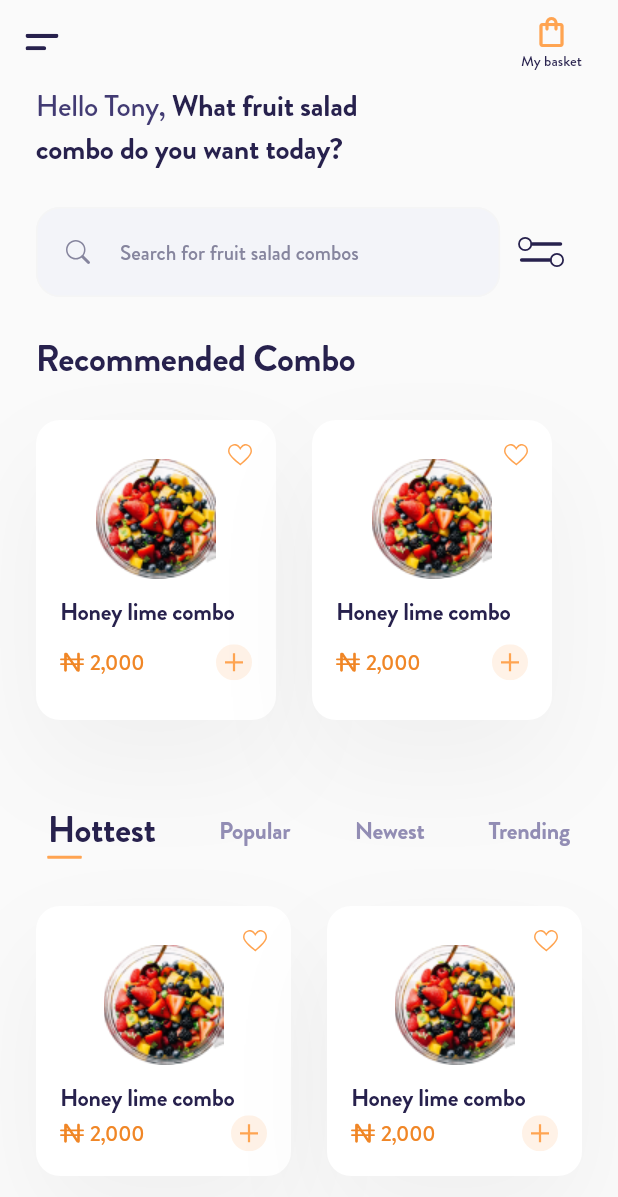
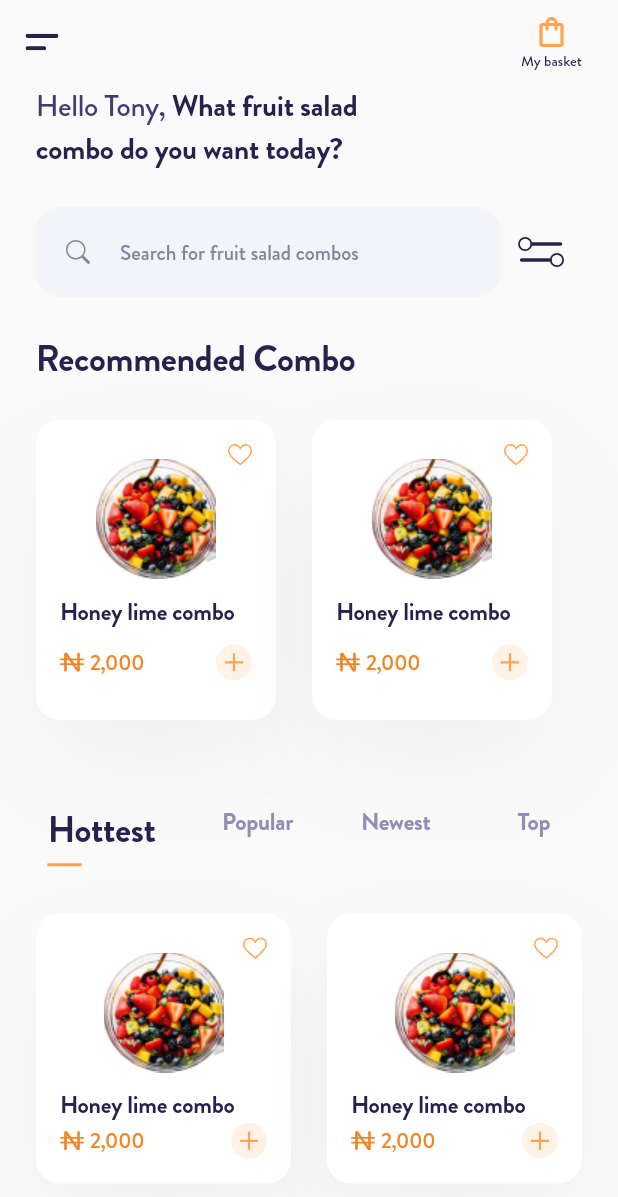
Before and after one commit to Sanjarbek17/e-commerce-mobile-app, a Flutter app: the HomeScreen screen opened by its route, after a tap on "Hottest", on a phone screen of 412 x 824 dp. Shown: the top 1197 px of the screen. Run offline on Flutter 3.47's test engine with Material 2 defaults, Android fonts, the phone set to English and light mode, and no system bars; our stand-ins replace flutter_svg.

Commit message:
animation added to topic

```diff
--- a/lib/main.dart
+++ b/lib/main.dart
@@ -1,5 +1,7 @@
+import 'package:e_commerce_mobile_app/providers/index_provider.dart';
 import 'package:e_commerce_mobile_app/route.dart';
 import 'package:flutter/material.dart';
+import 'package:provider/provider.dart';
 
 void main() {
   runApp(const App());
@@ -10,7 +12,9 @@ class App extends StatelessWidget {
 
   @override
   Widget build(BuildContext context) {
-    return MaterialApp(
+    return ChangeNotifierProvider(
+      create: (context) => IndexProvider(),
+      child: MaterialApp(
         debugShowCheckedModeBanner: false,
         title: 'Ecommerce App',
         theme: ThemeData(
@@ -32,6 +36,7 @@ class App extends StatelessWidget {
         ),
         initialRoute: RouteGenerator.splashScreen,
         onGenerateRoute: RouteGenerator.generateRoute,
+      ),
     );
   }
 }
--- /dev/null
+++ b/lib/providers/index_provider.dart
@@ -0,0 +1,11 @@
+import 'package:flutter/material.dart';
+
+class IndexProvider with ChangeNotifier{
+  int _index = 0;
+  int get index => _index;
+
+  void setIndex(int index){
+    _index = index;
+    notifyListeners();
+  }
+}
--- a/lib/widgets/topic_row.dart
+++ b/lib/widgets/topic_row.dart
@@ -1,55 +1,76 @@
+import 'package:e_commerce_mobile_app/providers/index_provider.dart';
+import 'package:flutter/material.dart';
+import 'package:provider/provider.dart';
 
-import 'package:flutter/material.dart';
-
-class TopicRow extends StatelessWidget {
+class TopicRow extends StatefulWidget {
   const TopicRow({
     super.key,
   });
 
   @override
+  State<TopicRow> createState() => _TopicRowState();
+}
+
+class _TopicRowState extends State<TopicRow> {
+  @override
   Widget build(BuildContext context) {
-    return const Row(
+    return Row(
       mainAxisAlignment: MainAxisAlignment.spaceBetween,
       children: <TopicButton>[
-        TopicButton(text: 'Hottest', isActive: true),
-        TopicButton(text: 'Popular', isActive: false),
-        TopicButton(text: 'Newest', isActive: false),
-        TopicButton(text: 'Trending', isActive: false),
+        TopicButton(text: 'Hottest', index: 0, onTap: () => Provider.of<IndexProvider>(context, listen: false).setIndex(0)),
+        TopicButton(text: 'Popular', index: 1, onTap: () => Provider.of<IndexProvider>(context, listen: false).setIndex(1)),
+        TopicButton(text: 'Newest', index: 2, onTap: () => Provider.of<IndexProvider>(context, listen: false).setIndex(2)),
+        TopicButton(text: 'Top', index: 3, onTap: () => Provider.of<IndexProvider>(context, listen: false).setIndex(3)),
       ],
     );
   }
 }
 
-class TopicButton extends StatelessWidget {
+class TopicButton extends StatefulWidget {
   final String text;
-  final bool isActive;
-  final VoidCallback? onPressed;
+  final int index;
+  final VoidCallback? onTap;
   const TopicButton({
     super.key,
     required this.text,
-    this.isActive = false,
-    this.onPressed,
+    required this.index,
+    this.onTap,
   });
 
   @override
+  State<TopicButton> createState() => _TopicButtonState();
+}
+
+class _TopicButtonState extends State<TopicButton> {
+  @override
   Widget build(BuildContext context) {
     return TextButton(
-      onPressed: () {},
+      onPressed: widget.onTap,
+      child: AnimatedDefaultTextStyle(
+        duration: const Duration(milliseconds: 100),
+        style: Provider.of<IndexProvider>(context).index != widget.index
+            ? const TextStyle(
+                color: Color(0xFF928DB4),
+                fontSize: 16,
+                fontFamily: 'Brandon Grotesque',
+                fontWeight: FontWeight.w500,
+                letterSpacing: -0.16,
+              )
+            : const TextStyle(
+                color: Color(0xFF27214D),
+                fontSize: 24,
+                fontFamily: 'Brandon Grotesque',
+                fontWeight: FontWeight.w500,
+                letterSpacing: -0.24,
+              ),
         child: Column(
           crossAxisAlignment: CrossAxisAlignment.start,
           children: [
-          !isActive
-              ? Text(
-                  text,
-                  textAlign: TextAlign.center,
-                  style: const TextStyle(color: Color(0xFF928DB4), fontSize: 16, fontFamily: 'Brandon Grotesque', fontWeight: FontWeight.w500, letterSpacing: -0.16),
-                )
-              : Text(
-                  text,
-                  style: const TextStyle(color: Color(0xFF27214D), fontSize: 24, fontFamily: 'Brandon Grotesque', fontWeight: FontWeight.w500, letterSpacing: -0.24),
+            SizedBox(
+              height: 40,
+              child: Text(widget.text),
             ),
-          const SizedBox(height: 1),
-          isActive
+            Provider.of<IndexProvider>(context).index == widget.index
                 ? Container(
                     width: 22,
                     decoration: const ShapeDecoration(
@@ -58,8 +79,9 @@ class TopicButton extends StatelessWidget {
                       ),
                     ),
                   )
-              : Container(),
+                : Container()
           ],
+        ),
       ),
     );
   }
--- a/pubspec.yaml
+++ b/pubspec.yaml
@@ -36,6 +36,7 @@ dependencies:
   # Use with the CupertinoIcons class for iOS style icons.
   cupertino_icons: ^1.0.2
   flutter_svg: ^2.0.7
+  provider: ^6.0.5
 
 dev_dependencies:
   flutter_test:
```
Also changed, not shown: pubspec.lock. Lines whose indentation alone changed are shown as unchanged.
